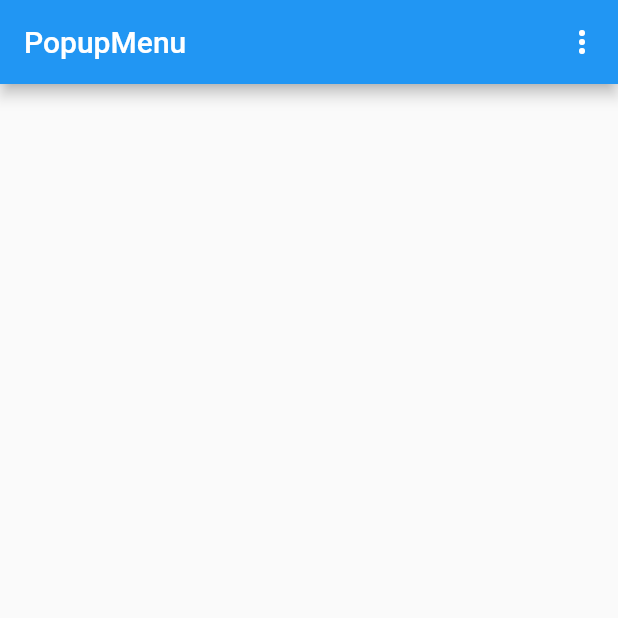
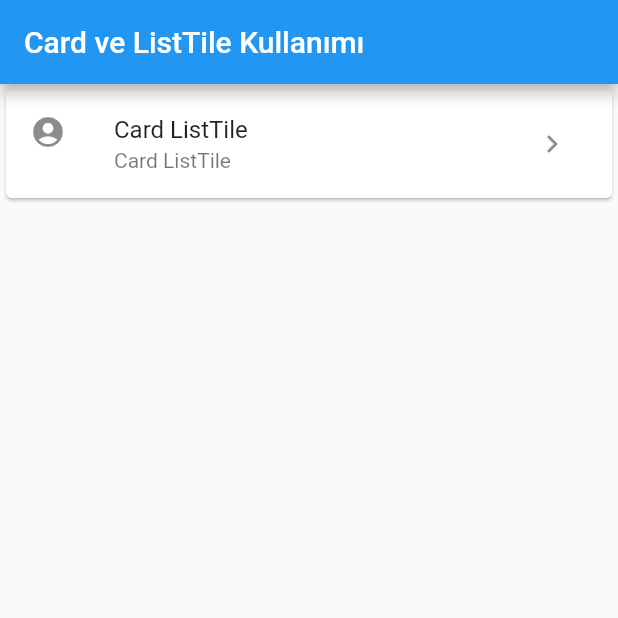
Before and after one commit to yamisagi/flutter_samples, a Flutter app: the screen it shows after launch, on a phone screen of 412 x 824 dp, the top half of it. Run offline on Flutter 3.47's test engine with Material 2 defaults, Android fonts, the phone set to English and light mode, and no system bars.

Commit message:
updating lesson3

```diff
--- /dev/null
+++ b/lib/basic_widgets/lesson3/card_listtile/card_listtile_learn.dart
@@ -0,0 +1,44 @@
+import 'package:flutter/material.dart';
+
+class CardListTileLearn extends StatelessWidget {
+  const CardListTileLearn({Key? key}) : super(key: key);
+
+  @override
+  Widget build(BuildContext context) {
+    return Scaffold(
+      appBar: AppBar(
+        title: const Text('Card ve ListTile Kullanımı'),
+      ),
+      body: Column(
+        /// * Card widget yapı olarak biz Row vb yapılarını kullanmadan güzel bir UI yapısı sağlayan widgettir.
+        /// * Bize default olarak elevation(yükseklik) vb. componentlerle birlikte gelir.
+        /// * ListTile ise genellikle Card widget ile birlikte kullanılır ve,
+        /// * leading,title,subtitle,trailing gibi componentleri içerir.
+        /// * Tabi ki bu yapılar içersine Widget aldığı için istenilen şekilde kullanılabilir.
+        /// * Fakat genellikle bu UI biçimi ile kullanılır.
+        children: [
+          Card(
+            child: ListTile(
+
+                /// * leading parametresi ile icon gösterilebilir.
+                leading: const Icon(Icons.account_circle),
+
+                /// * title parametresi ile başlık gösterilebilir.
+                title: const Text('Card ListTile'),
+
+                /// * subtitle parametresi ile alt başlık gösterilebilir.
+                subtitle: const Text('Card ListTile'),
+
+                /// * trailing parametresi ile buraya icon veya button vb. yapılar gösterilebilir.
+                trailing: IconButton(
+                  onPressed: () {
+                    debugPrint('IconButton clicked');
+                  },
+                  icon: const Icon(Icons.keyboard_arrow_right),
+                )),
+          ),
+        ],
+      ),
+    );
+  }
+}
--- a/lib/main.dart
+++ b/lib/main.dart
@@ -1,6 +1,6 @@
 import 'package:flutter/material.dart';
 
-import 'basic_widgets/lesson2/popup_menu/popupmenu_learn.dart';
+import 'basic_widgets/lesson3/card_listtile/card_listtile_learn.dart';
 
 void main() => runApp(const CourseApp());
 
@@ -11,7 +11,7 @@ class CourseApp extends StatelessWidget {
     String title = 'This will take 92 hours.';
     return MaterialApp(
       title: title,
-      home: const PopupMenuLearn(),
+      home: const CardListTileLearn(),
     );
   }
 }
```
Also changed, not shown: 1 other file.
